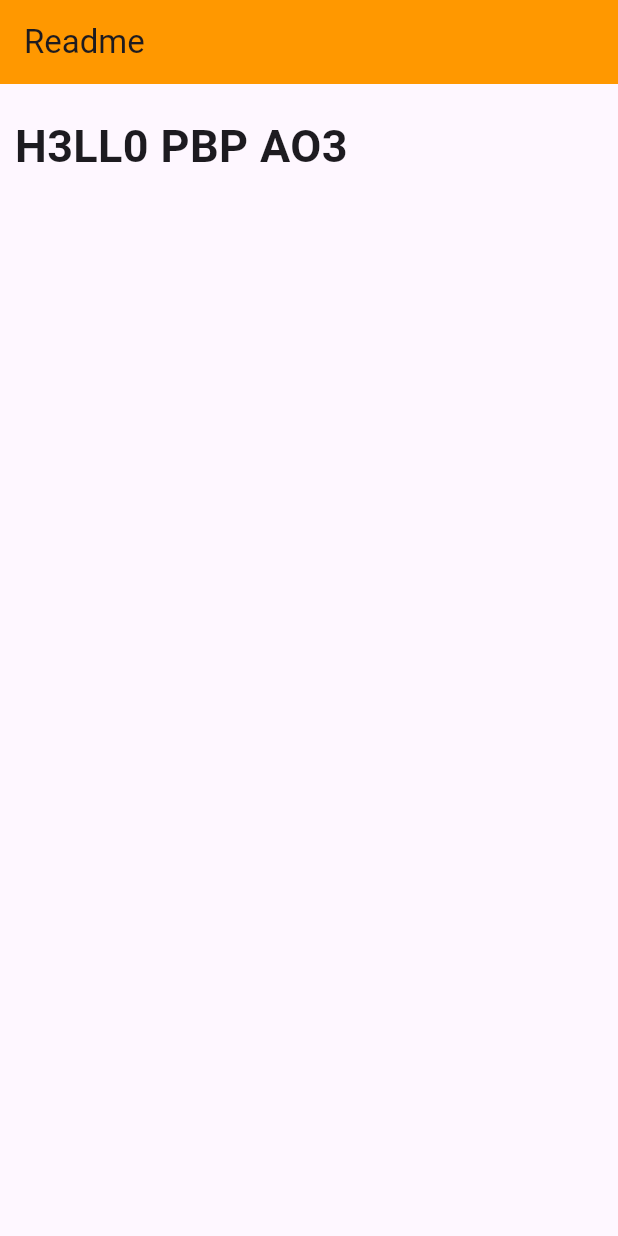
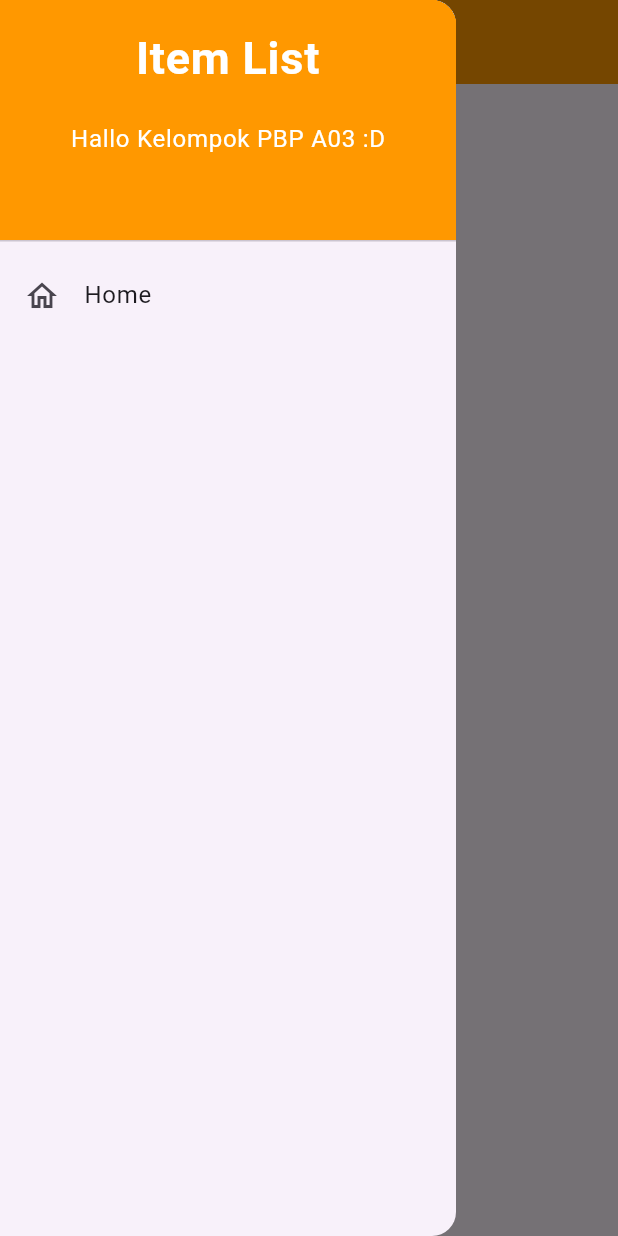
Before and after one commit to PeBePe/readme-mobile, a Flutter app: the screen it shows after launch, with the side drawer open (before the commit the screen has no drawer), on a phone screen of 412 x 824 dp. Run offline on Flutter 3.47's test engine with Material 2 defaults, Android fonts, the phone set to English and light mode, and no system bars.

Commit message:
screens and widgets folders

```diff
--- a/lib/main.dart
+++ b/lib/main.dart
@@ -1,4 +1,5 @@
 import 'package:flutter/material.dart';
+import 'package:readme_mobile/screens/menu.dart';
 
 void main() {
   runApp(const MyApp());
@@ -19,38 +20,3 @@ class MyApp extends StatelessWidget {
     );
   }
 }
-
-class MyHomePage extends StatelessWidget {
-  const MyHomePage({super.key});
-  @override
-  Widget build(BuildContext context) {
-    return Scaffold(
-      appBar: AppBar(
-        title: const Text(
-          'Readme',
-        ),
-        backgroundColor: Colors.orange,
-      ),
-      body: const SingleChildScrollView(
-        child: Padding(
-          padding: EdgeInsets.all(10.0),
-          child: Column(
-            children: <Widget>[
-              Padding(
-                padding: EdgeInsets.only(top: 10.0, bottom: 10.0),
-                child: Text(
-                  'H3LL0 PBP AO3',
-                  textAlign: TextAlign.center,
-                  style: TextStyle(
-                    fontSize: 30,
-                    fontWeight: FontWeight.bold,
-                  ),
-                ),
-              ),
-            ],
-          ),
-        ),
-      ),
-    );
-  }
-}
--- /dev/null
+++ b/lib/screens/menu.dart
@@ -0,0 +1,38 @@
+import 'package:flutter/material.dart';
+import 'package:readme_mobile/widgets/left_drawer.dart';
+
+class MyHomePage extends StatelessWidget {
+  const MyHomePage({super.key});
+  @override
+  Widget build(BuildContext context) {
+    return Scaffold(
+      appBar: AppBar(
+        title: const Text(
+          'Readme',
+        ),
+        backgroundColor: Colors.orange,
+      ),
+      body: const SingleChildScrollView(
+        child: Padding(
+          padding: EdgeInsets.all(10.0),
+          child: Column(
+            children: <Widget>[
+              Padding(
+                padding: EdgeInsets.only(top: 10.0, bottom: 10.0),
+                child: Text(
+                  'H3LL0 PBP AO3',
+                  textAlign: TextAlign.center,
+                  style: TextStyle(
+                    fontSize: 30,
+                    fontWeight: FontWeight.bold,
+                  ),
+                ),
+              ),
+            ],
+          ),
+        ),
+      ),
+      drawer: const LeftDrawer(),
+    );
+  }
+}
--- /dev/null
+++ b/lib/widgets/left_drawer.dart
@@ -0,0 +1,50 @@
+import 'package:flutter/material.dart';
+import 'package:readme_mobile/screens/menu.dart';
+
+class LeftDrawer extends StatelessWidget {
+  const LeftDrawer({super.key});
+
+  @override
+  Widget build(BuildContext context) {
+    return Drawer(
+      child: ListView(
+        children: [
+          const DrawerHeader(
+            decoration: BoxDecoration(
+              color: Colors.orange,
+            ),
+            child: Column(
+              children: [
+                Text(
+                  'Item List',
+                  textAlign: TextAlign.center,
+                  style: TextStyle(
+                    fontSize: 30,
+                    fontWeight: FontWeight.bold,
+                    color: Colors.white,
+                  ),
+                ),
+                Padding(padding: EdgeInsets.all(10)),
+                Text(
+                  "Hallo Kelompok PBP A03 :D",
+                  style: TextStyle(color: Colors.white),
+                ),
+              ],
+            ),
+          ),
+          ListTile(
+            leading: const Icon(Icons.home_outlined),
+            title: const Text('Home'),
+            onTap: () {
+              Navigator.pushReplacement(
+                  context,
+                  MaterialPageRoute(
+                    builder: (context) => MyHomePage(),
+                  ));
+            },
+          ),
+        ],
+      ),
+    );
+  }
+}
```
